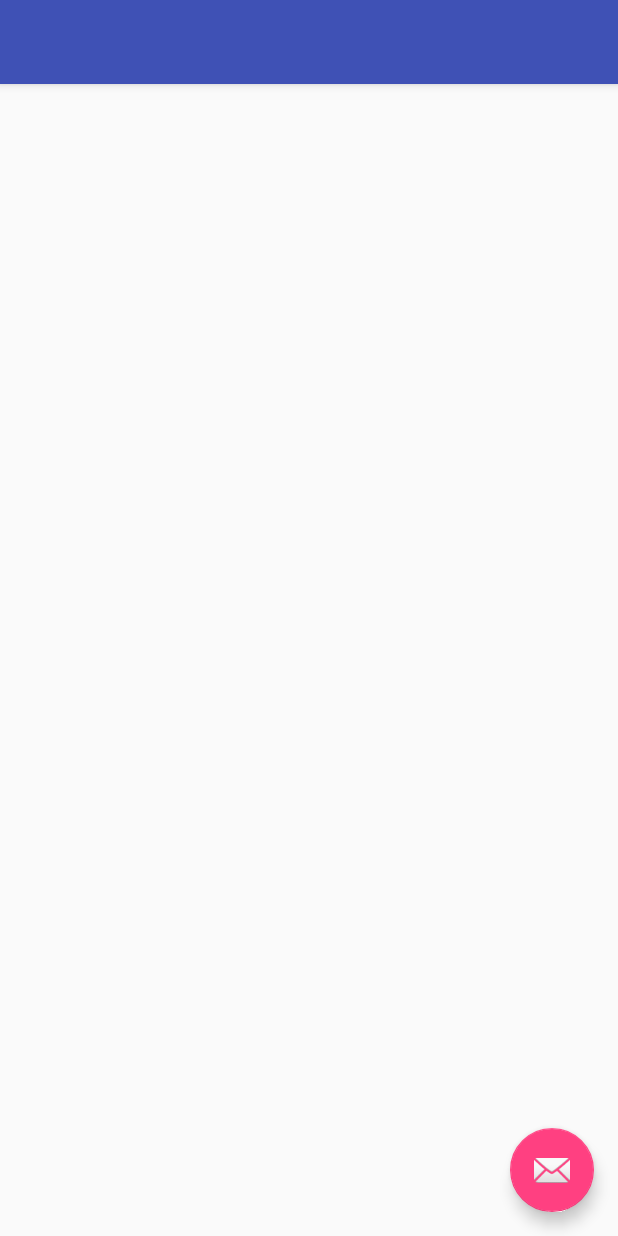
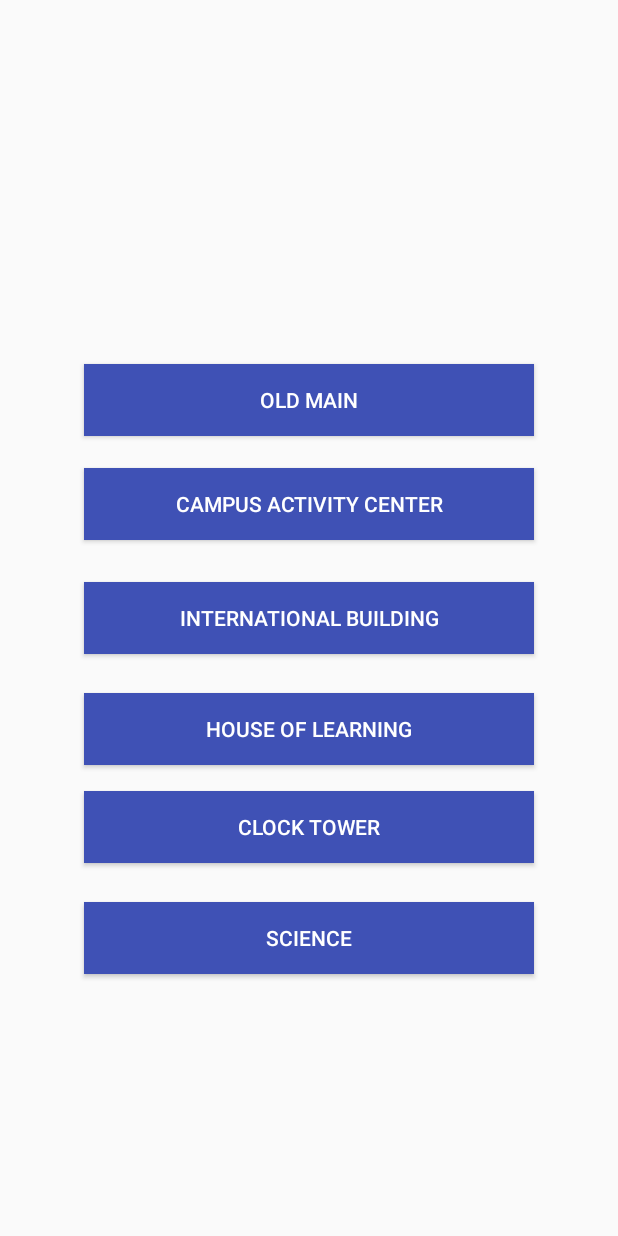
Before and after one commit to DrewWeberDev/TRUlyGoodMap, an Android app: the screen it shows after launch (campus_activity), on a phone screen of 412 x 824 dp. Run offline under Robolectric (Android 15) with nearby library versions, the phone set to English and light mode, and no system bars.

Commit message:
Added buttons to campus activity

```diff
--- a/app/src/main/res/layout/activity_campus_activity.xml
+++ b/app/src/main/res/layout/activity_campus_activity.xml
@@ -11,23 +11,99 @@
         android:layout_height="wrap_content"
         android:theme="@style/AppTheme.AppBarOverlay">
 
-        <android.support.v7.widget.Toolbar
-            android:id="@+id/toolbar"
-            android:layout_width="match_parent"
-            android:layout_height="?attr/actionBarSize"
-            android:background="?attr/colorPrimary"
-            app:popupTheme="@style/AppTheme.PopupOverlay" />
-
     </android.support.design.widget.AppBarLayout>
 
-    <include layout="@layout/content_campus_activity" />
+    <include layout="@layout/content_campus_activity"
+        android:id="@+id/include" />
 
-    <android.support.design.widget.FloatingActionButton
-        android:id="@+id/fab"
-        android:layout_width="wrap_content"
-        android:layout_height="wrap_content"
-        android:layout_gravity="bottom|end"
-        android:layout_margin="@dimen/fab_margin"
-        app:srcCompat="@android:drawable/ic_dialog_email" />
+    <RelativeLayout
+        android:layout_width="match_parent"
+        android:layout_height="match_parent"
+        android:layout_alignParentStart="true"
+        android:layout_alignParentTop="true"
+        android:orientation="vertical"
+        android:weightSum="1">
+
+        <ImageView
+            android:id="@+id/imageView3"
+            android:layout_width="match_parent"
+            android:layout_height="wrap_content"
+            android:layout_above="@+id/oldMainButton"
+            android:layout_alignParentStart="true"
+            android:layout_marginBottom="49dp"
+            android:layout_weight="0.09"
+            app:srcCompat="@mipmap/ic_launcher" />
+
+        <Button
+            android:id="@+id/oldMainButton"
+            android:layout_width="300dp"
+            android:layout_height="wrap_content"
+            android:layout_above="@+id/CACButton"
+            android:layout_alignStart="@+id/CACButton"
+            android:layout_marginBottom="21dp"
+            android:layout_weight="0.09"
+            android:background="@color/colorPrimary"
+            android:text="Old Main"
+            android:textColor="@android:color/background_light" />
+
+        <Button
+            android:id="@+id/CACButton"
+            android:layout_width="300dp"
+            android:layout_height="wrap_content"
+            android:layout_above="@+id/IBButton"
+            android:layout_centerHorizontal="true"
+            android:layout_marginBottom="28dp"
+            android:layout_weight="0.09"
+            android:background="@color/colorPrimary"
+            android:text="Campus Activity Center"
+            android:textColor="@android:color/background_light" />
+
+        <Button
+            android:id="@+id/IBButton"
+            android:layout_width="300dp"
+            android:layout_height="wrap_content"
+            android:layout_alignStart="@+id/CACButton"
+            android:layout_centerVertical="true"
+            android:layout_weight="0.09"
+            android:background="@color/colorPrimary"
+            android:text="International Building"
+            android:textColor="@android:color/background_light" />
+
+        <Button
+            android:id="@+id/HOLButton"
+            android:layout_width="300dp"
+            android:layout_height="wrap_content"
+            android:layout_alignStart="@+id/IBButton"
+            android:layout_below="@+id/IBButton"
+            android:layout_marginTop="26dp"
+            android:layout_weight="0.09"
+            android:background="@color/colorPrimary"
+            android:text="House Of Learning"
+            android:textColor="@android:color/background_light" />
+
+        <Button
+            android:id="@+id/CTButton"
+            android:layout_width="300dp"
+            android:layout_height="wrap_content"
+            android:layout_weight="0.09"
+            android:background="@color/colorPrimary"
+            android:text="Clock Tower"
+            android:textColor="@android:color/background_light"
+            android:layout_below="@+id/HOLButton"
+            android:layout_alignStart="@+id/HOLButton"
+            android:layout_marginTop="17dp" />
+
+        <Button
+            android:id="@+id/SciButton"
+            android:layout_width="300dp"
+            android:layout_height="wrap_content"
+            android:layout_alignStart="@+id/CTButton"
+            android:layout_below="@+id/CTButton"
+            android:layout_marginTop="26dp"
+            android:layout_weight="0.09"
+            android:background="@color/colorPrimary"
+            android:text="Science"
+            android:textColor="@android:color/background_light" />
+    </RelativeLayout>
 
 </android.support.design.widget.CoordinatorLayout>
```
